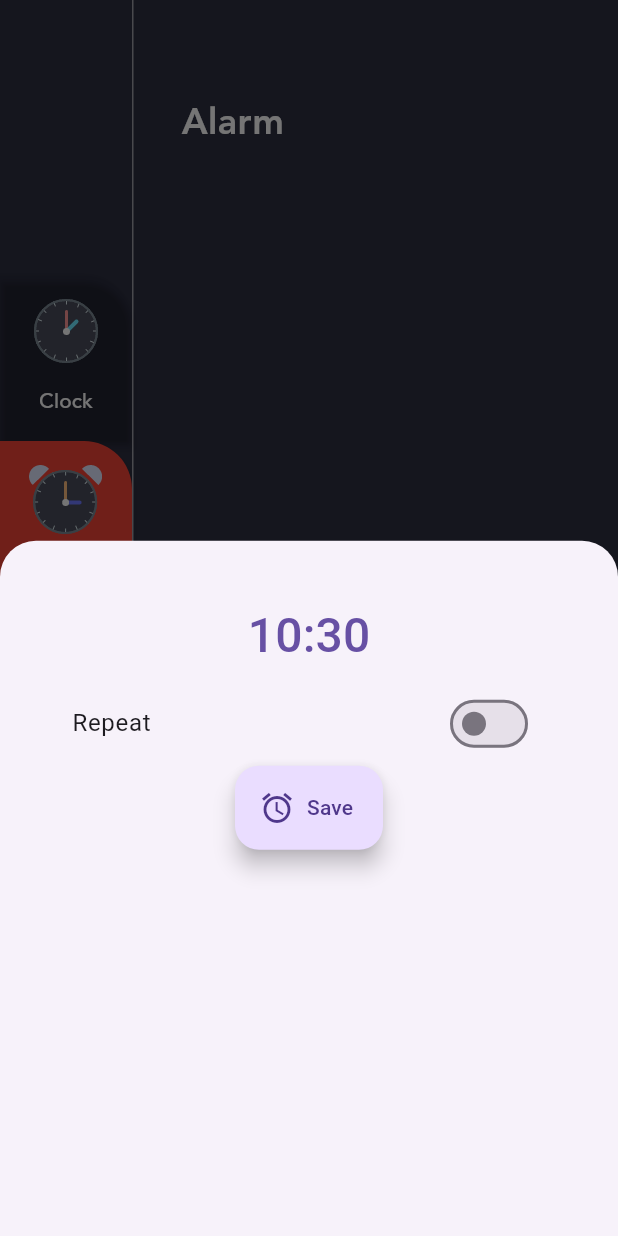
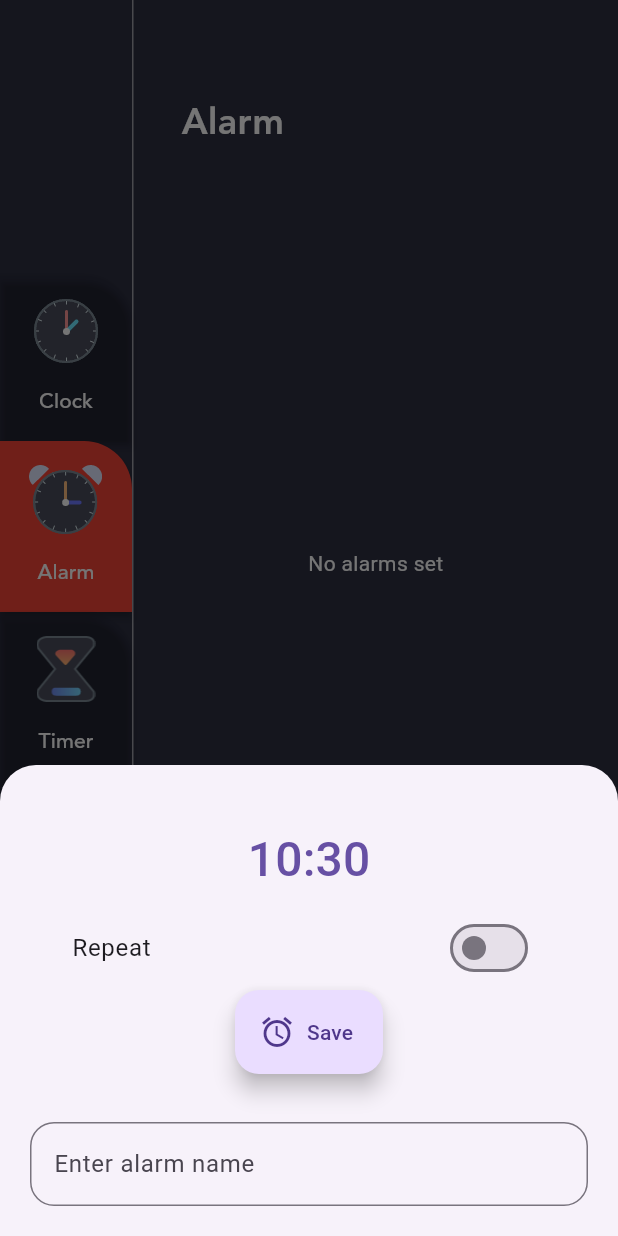
Before and after one commit to m7mdragab74/CognoRise-Infotech, a Flutter app: the screen it shows after launch, after a tap on "Alarm", after a tap on "Add Alarm", on a phone screen of 412 x 824 dp. Run offline on Flutter 3.47's test engine with Material 3 defaults, Android fonts, the phone set to English and light mode, and no system bars; drawn by our look-alikes of dotted_border; our stand-ins replace flutter_local_notifications, math_expressions, sqflite, timezone; accounts and stored records are empty.

Commit message:
solve  error in alarm

```diff
--- a/alarm_app/lib/widget/alarm_button_widget.dart
+++ b/alarm_app/lib/widget/alarm_button_widget.dart
@@ -4,14 +4,19 @@ import 'package:dotted_border/dotted_border.dart';
 import 'package:flutter/material.dart';
 
 class AddAlarmButton extends StatelessWidget {
-  final Function(bool) onSave;
+  final Function(DateTime, bool, String) onSave;
   final int alarmCount;
 
-  const AddAlarmButton(
-      {super.key, required this.onSave, required this.alarmCount});
+  const AddAlarmButton({
+    super.key,
+    required this.onSave,
+    required this.alarmCount,
+  });
 
   @override
   Widget build(BuildContext context) {
+    final TextEditingController nameController = TextEditingController();
+
     return alarmCount < 5
         ? DottedBorder(
             strokeWidth: 2,
@@ -22,8 +27,9 @@ class AddAlarmButton extends StatelessWidget {
             child: Container(
               width: double.infinity,
               decoration: BoxDecoration(
-                  color: CustomColors.clockBG,
-                  borderRadius: const BorderRadius.all(Radius.circular(24))),
+                color: CustomColors.clockBG,
+                borderRadius: const BorderRadius.all(Radius.circular(24)),
+              ),
               child: MaterialButton(
                 padding:
                     const EdgeInsets.symmetric(horizontal: 32, vertical: 16),
@@ -33,23 +39,59 @@ class AddAlarmButton extends StatelessWidget {
                     context: context,
                     clipBehavior: Clip.antiAlias,
                     shape: const RoundedRectangleBorder(
-                        borderRadius:
-                            BorderRadius.vertical(top: Radius.circular(24))),
-                    builder: (context) => TimePickerModal(onSave: onSave),
+                      borderRadius:
+                          BorderRadius.vertical(top: Radius.circular(24)),
+                    ),
+                    builder: (context) {
+                      return Column(
+                        mainAxisSize: MainAxisSize.min,
+                        children: [
+                          TimePickerModal(
+                            onSave: (selectedTime, isRepeating) {
+                              final alarmName = nameController.text.isEmpty
+                                  ? 'Unnamed Alarm'
+                                  : nameController.text;
+                              onSave(selectedTime, isRepeating, alarmName);
+                            },
+                          ),
+                          Padding(
+                            padding: const EdgeInsets.only(
+                              bottom: 20.0,
+                              right: 20,
+                              left: 20,
+                            ),
+                            child: TextField(
+                              controller: nameController,
+                              decoration: const InputDecoration(
+                                border: OutlineInputBorder(
+                                    borderRadius:
+                                        BorderRadius.all(Radius.circular(16))),
+                                hintText: 'Enter alarm name',
+                              ),
+                            ),
+                          ),
+                        ],
+                      );
+                    },
                   );
                 },
-                child: Column(children: <Widget>[
-                  Image.asset('assets/images/add_alarm.png', scale: 1.5),
-                  const SizedBox(height: 8),
-                  const Text('Add Alarm',
+                child: Column(
+                  children: <Widget>[
+                    Image.asset('assets/images/add_alarm.png', scale: 1.5),
+                    const SizedBox(height: 8),
+                    const Text(
+                      'Add Alarm',
                       style:
-                          TextStyle(color: Colors.white, fontFamily: 'avenir')),
-                ]),
+                          TextStyle(color: Colors.white, fontFamily: 'avenir'),
+                    ),
+                  ],
+                ),
               ),
             ),
           )
         : const Center(
             child: Text('Only 5 alarms allowed!',
-                style: TextStyle(color: Colors.white)));
+                style: TextStyle(color: Colors.white)),
+          );
   }
 }
--- a/alarm_app/lib/widget/time_bicker.dart
+++ b/alarm_app/lib/widget/time_bicker.dart
@@ -2,7 +2,7 @@ import 'package:flutter/material.dart';
 import 'package:intl/intl.dart';
 
 class TimePickerModal extends StatefulWidget {
-  final Function(bool) onSave;
+  final Function(DateTime, bool) onSave; // Accept DateTime in onSave
 
   const TimePickerModal({super.key, required this.onSave});
 
@@ -47,7 +47,7 @@ class _TimePickerModalState extends State<TimePickerModal> {
               value: _isRepeatSelected),
         ),
         FloatingActionButton.extended(
-          onPressed: () => widget.onSave(_isRepeatSelected),
+          onPressed: () => widget.onSave(_alarmTime!, _isRepeatSelected),
           icon: const Icon(Icons.alarm),
           label: const Text('Save'),
         ),
```
Also changed, not shown: alarm_app/lib/views/alarm_page.dart (+8 -6 lines).
